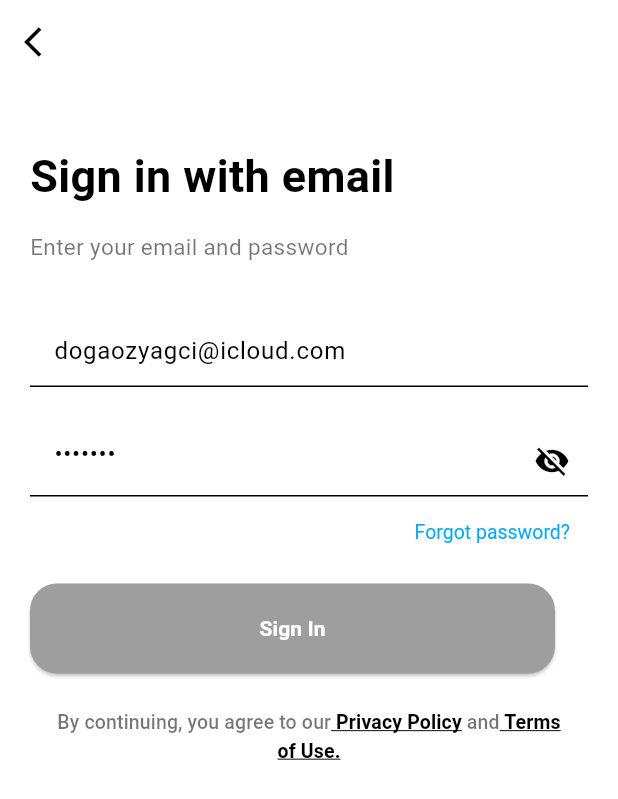
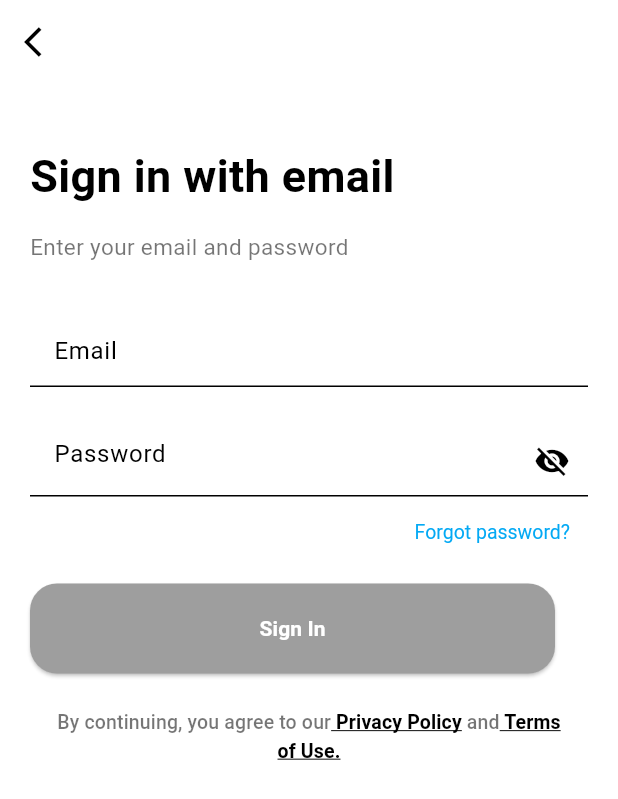
Before and after one commit to dogaozyagci/plantist_project, a Flutter app: the screen it shows after launch, after a tap on "Sign in with E-mail", on a phone screen of 412 x 824 dp. Shown: the top 799 px of the screen. Run offline on Flutter 3.47's test engine with Material 3 defaults, Android fonts, the light colour scheme and no system bars; our stand-ins replace cloud_firestore, file_picker, firebase_auth, firebase_core, firebase_storage, flutter_slidable and 2 more; accounts and stored records are empty; generated files the repository leaves out were written again; network calls fail.

Commit message:
- Code fixings

```diff
--- a/lib/views/login/view/login_view.dart
+++ b/lib/views/login/view/login_view.dart
@@ -35,8 +35,7 @@ class SignInPage extends StatelessWidget {
 
   @override
   Widget build(BuildContext context) {
-    emailController.text = "dogaozyagci@icloud.com";
-    passwordController.text = "dudu123";
+
     return Scaffold(
       appBar: AppBar(
         leading: IconButton(
```
